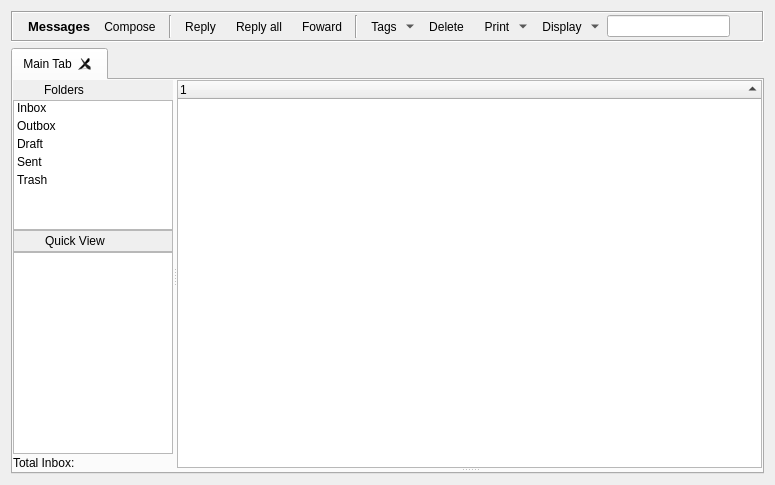
RetroShare/RetroShare, file retroshare-gui/src/gui/MessagesDialog.ui: the form before one commit.
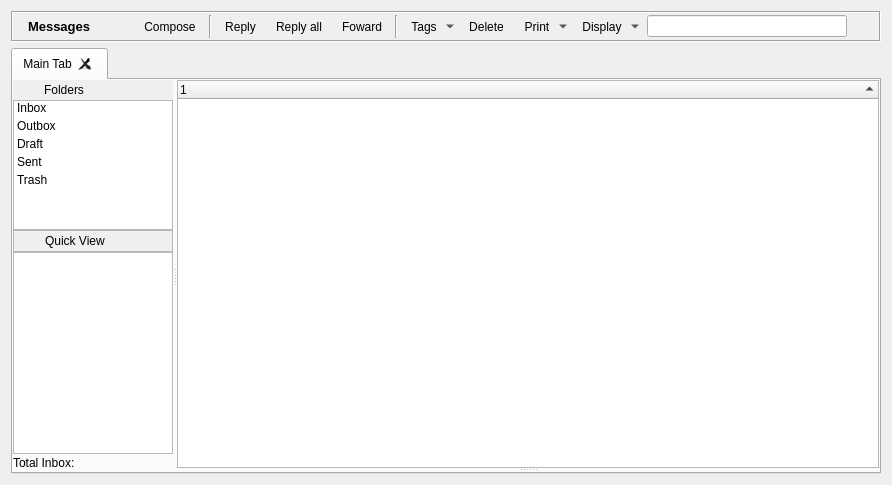
The form after the commit. Icons and pictures are not drawn. Custom widgets are drawn as their Qt base class.

Commit message: Set a fixed size for the Messages search filter.

```diff
--- a/retroshare-gui/src/gui/MessagesDialog.ui
+++ b/retroshare-gui/src/gui/MessagesDialog.ui
@@ -44,6 +44,95 @@
       <property name="horizontalSpacing">
        <number>6</number>
       </property>
+      <item row="0" column="9">
+       <widget class="Line" name="line_2">
+        <property name="orientation">
+         <enum>Qt::Vertical</enum>
+        </property>
+       </widget>
+      </item>
+      <item row="0" column="4">
+       <widget class="QToolButton" name="newmessageButton">
+        <property name="minimumSize">
+         <size>
+          <width>0</width>
+          <height>0</height>
+         </size>
+        </property>
+        <property name="maximumSize">
+         <size>
+          <width>167777</width>
+          <height>167777</height>
+         </size>
+        </property>
+        <property name="focusPolicy">
+         <enum>Qt::NoFocus</enum>
+        </property>
+        <property name="toolTip">
+         <string>New Message</string>
+        </property>
+        <property name="text">
+         <string>Compose</string>
+        </property>
+        <property name="icon">
+         <iconset resource="images.qrc">
+          <normaloff>:/images/folder-draft24.png</normaloff>:/images/folder-draft24.png</iconset>
+        </property>
+        <property name="iconSize">
+         <size>
+          <width>24</width>
+          <height>24</height>
+         </size>
+        </property>
+        <property name="toolButtonStyle">
+         <enum>Qt::ToolButtonIconOnly</enum>
+        </property>
+        <property name="autoRaise">
+         <bool>true</bool>
+        </property>
+       </widget>
+      </item>
+      <item row="0" column="11">
+       <widget class="QToolButton" name="removemessageButton">
+        <property name="minimumSize">
+         <size>
+          <width>0</width>
+          <height>0</height>
+         </size>
+        </property>
+        <property name="maximumSize">
+         <size>
+          <width>16777</width>
+          <height>16777</height>
+         </size>
+        </property>
+        <property name="focusPolicy">
+         <enum>Qt::NoFocus</enum>
+        </property>
+        <property name="toolTip">
+         <string>Remove selected message</string>
+        </property>
+        <property name="text">
+         <string>Delete</string>
+        </property>
+        <property name="icon">
+         <iconset resource="images.qrc">
+          <normaloff>:/images/deletemail24.png</normaloff>:/images/deletemail24.png</iconset>
+        </property>
+        <property name="iconSize">
+         <size>
+          <width>24</width>
+          <height>24</height>
+         </size>
+        </property>
+        <property name="toolButtonStyle">
+         <enum>Qt::ToolButtonIconOnly</enum>
+        </property>
+        <property name="autoRaise">
+         <bool>true</bool>
+        </property>
+       </widget>
+      </item>
       <item row="0" column="1">
        <widget class="QLabel" name="titleBarLabel">
         <property name="font">
@@ -58,10 +147,23 @@
         </property>
        </widget>
       </item>
-      <item row="0" column="12">
-       <widget class="LineEditClear" name="filterLineEdit"/>
+      <item row="0" column="15">
+       <widget class="LineEditClear" name="filterLineEdit">
+        <property name="minimumSize">
+         <size>
+          <width>200</width>
+          <height>0</height>
+         </size>
+        </property>
+        <property name="maximumSize">
+         <size>
+          <width>200</width>
+          <height>16777215</height>
+         </size>
+        </property>
+       </widget>
       </item>
-      <item row="0" column="6">
+      <item row="0" column="8">
        <widget class="QToolButton" name="forwardmessageButton">
         <property name="minimumSize">
          <size>
@@ -102,55 +204,7 @@
         </property>
        </widget>
       </item>
-      <item row="0" column="7">
-       <widget class="Line" name="line_2">
-        <property name="orientation">
-         <enum>Qt::Vertical</enum>
-        </property>
-       </widget>
-      </item>
-      <item row="0" column="9">
-       <widget class="QToolButton" name="removemessageButton">
-        <property name="minimumSize">
-         <size>
-          <width>0</width>
-          <height>0</height>
-         </size>
-        </property>
-        <property name="maximumSize">
-         <size>
-          <width>16777</width>
-          <height>16777</height>
-         </size>
-        </property>
-        <property name="focusPolicy">
-         <enum>Qt::NoFocus</enum>
-        </property>
-        <property name="toolTip">
-         <string>Remove selected message</string>
-        </property>
-        <property name="text">
-         <string>Delete</string>
-        </property>
-        <property name="icon">
-         <iconset resource="images.qrc">
-          <normaloff>:/images/deletemail24.png</normaloff>:/images/deletemail24.png</iconset>
-        </property>
-        <property name="iconSize">
-         <size>
-          <width>24</width>
-          <height>24</height>
-         </size>
-        </property>
-        <property name="toolButtonStyle">
-         <enum>Qt::ToolButtonIconOnly</enum>
-        </property>
-        <property name="autoRaise">
-         <bool>true</bool>
-        </property>
-       </widget>
-      </item>
-      <item row="0" column="10">
+      <item row="0" column="12">
        <widget class="QToolButton" name="printbutton">
         <property name="sizePolicy">
          <sizepolicy hsizetype="Fixed" vsizetype="Fixed">
@@ -200,7 +254,7 @@
         </property>
        </widget>
       </item>
-      <item row="0" column="11">
+      <item row="0" column="13">
        <widget class="QToolButton" name="viewtoolButton">
         <property name="sizePolicy">
          <sizepolicy hsizetype="Fixed" vsizetype="Fixed">
@@ -263,7 +317,7 @@
         </property>
        </widget>
       </item>
-      <item row="0" column="8">
+      <item row="0" column="10">
        <widget class="QToolButton" name="tagButton">
         <property name="focusPolicy">
          <enum>Qt::NoFocus</enum>
@@ -292,14 +346,7 @@
         </property>
        </widget>
       </item>
-      <item row="0" column="3">
-       <widget class="Line" name="line">
-        <property name="orientation">
-         <enum>Qt::Vertical</enum>
-        </property>
-       </widget>
-      </item>
-      <item row="0" column="4">
+      <item row="0" column="6">
        <widget class="QToolButton" name="replymessageButton">
         <property name="sizePolicy">
          <sizepolicy hsizetype="Fixed" vsizetype="Fixed">
@@ -346,7 +393,7 @@
         </property>
        </widget>
       </item>
-      <item row="0" column="5">
+      <item row="0" column="7">
        <widget class="QToolButton" name="replyallmessageButton">
         <property name="minimumSize">
          <size>
@@ -387,48 +434,7 @@
         </property>
        </widget>
       </item>
-      <item row="0" column="2">
-       <widget class="QToolButton" name="newmessageButton">
-        <property name="minimumSize">
-         <size>
-          <width>0</width>
-          <height>0</height>
-         </size>
-        </property>
-        <property name="maximumSize">
-         <size>
-          <width>167777</width>
-          <height>167777</height>
-         </size>
-        </property>
-        <property name="focusPolicy">
-         <enum>Qt::NoFocus</enum>
-        </property>
-        <property name="toolTip">
-         <string>New Message</string>
-        </property>
-        <property name="text">
-         <string>Compose</string>
-        </property>
-        <property name="icon">
-         <iconset resource="images.qrc">
-          <normaloff>:/images/folder-draft24.png</normaloff>:/images/folder-draft24.png</iconset>
-        </property>
-        <property name="iconSize">
-         <size>
-          <width>24</width>
-          <height>24</height>
-         </size>
-        </property>
-        <property name="toolButtonStyle">
-         <enum>Qt::ToolButtonIconOnly</enum>
-        </property>
-        <property name="autoRaise">
-         <bool>true</bool>
-        </property>
-       </widget>
-      </item>
-      <item row="0" column="13">
+      <item row="0" column="16">
        <widget class="QToolButton" name="helpButton">
         <property name="focusPolicy">
          <enum>Qt::NoFocus</enum>
@@ -445,6 +451,42 @@
         </property>
        </widget>
       </item>
+      <item row="0" column="14">
+       <spacer name="horizontalSpacer">
+        <property name="orientation">
+         <enum>Qt::Horizontal</enum>
+        </property>
+        <property name="sizeHint" stdset="0">
+         <size>
+          <width>40</width>
+          <height>20</height>
+         </size>
+        </property>
+       </spacer>
+      </item>
+      <item row="0" column="2">
+       <spacer name="horizontalSpacer_2">
+        <property name="orientation">
+         <enum>Qt::Horizontal</enum>
+        </property>
+        <property name="sizeType">
+         <enum>QSizePolicy::Minimum</enum>
+        </property>
+        <property name="sizeHint" stdset="0">
+         <size>
+          <width>40</width>
+          <height>20</height>
+         </size>
+        </property>
+       </spacer>
+      </item>
+      <item row="0" column="5">
+       <widget class="Line" name="line">
+        <property name="orientation">
+         <enum>Qt::Vertical</enum>
+        </property>
+       </widget>
+      </item>
      </layout>
     </widget>
    </item>
```
Left out of the diff: 1 changed line with no effect on the pictures.
